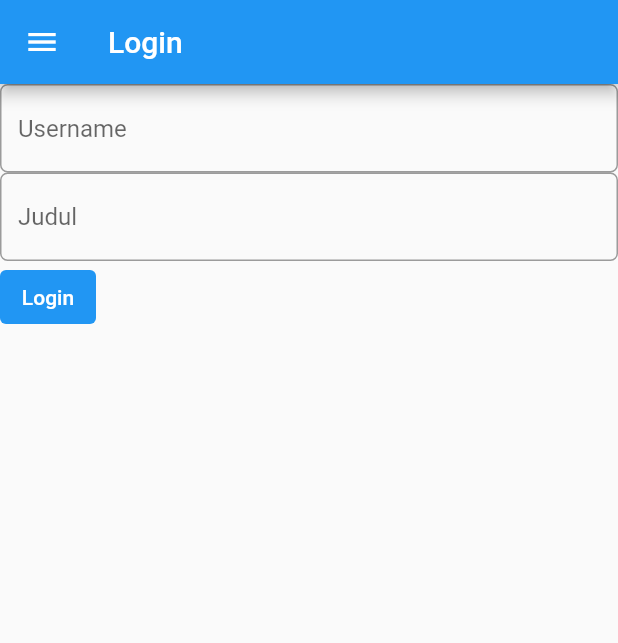
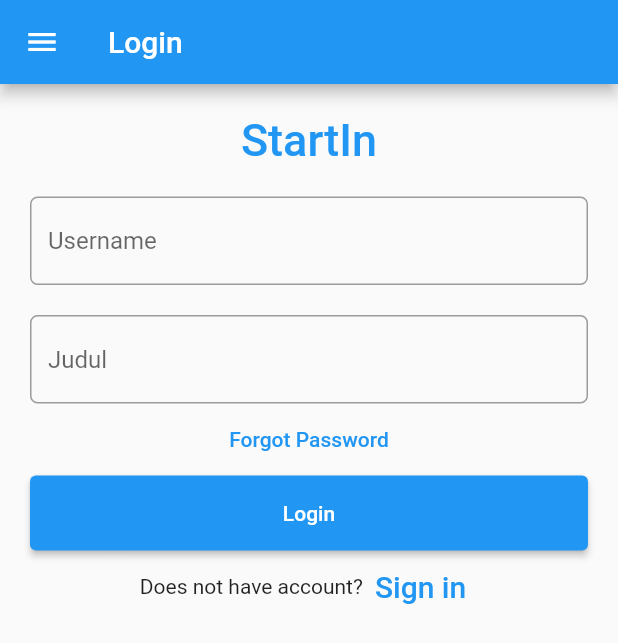
Before and after one commit to Insta-x/start-in-mobile, a Flutter app: the LoginPage screen opened directly, on a phone screen of 412 x 824 dp. Shown: the top 643 px of the screen. Run offline on Flutter 3.47's test engine with Material 2 defaults, Android fonts, the phone set to English and light mode, and no system bars; missing offline and left inert: pbp_django_auth.

Commit message:
revamp style

```diff
--- a/lib/pages/authentication/login.dart
+++ b/lib/pages/authentication/login.dart
@@ -1,6 +1,7 @@
 import 'package:flutter/material.dart';
 import 'package:provider/provider.dart';
 import 'package:pbp_django_auth/pbp_django_auth.dart';
+import 'package:start_in_mobile/pages/authentication/register.dart';
 import 'package:start_in_mobile/pages/home.dart';
 import 'package:start_in_mobile/widgets/drawer.dart';
 import 'package:start_in_mobile/queries/auth_login.dart';
@@ -33,13 +34,26 @@ class _LoginPageState extends State<LoginPage> {
           title: Text('Login'),
         ),
         drawer: AppDrawer(),
-      body: Form(
+        body: Padding(
+            padding: const EdgeInsets.all(10),
+            child: Form(
                 key: _loginFormKey,
-        child: SingleChildScrollView(
-          child: Column(
-            crossAxisAlignment: CrossAxisAlignment.start,
-            children: [
-              TextFormField(
+                child: ListView(
+                  children: <Widget>[
+                    Container(
+                        alignment: Alignment.center,
+                        padding: const EdgeInsets.all(10),
+                        child: const Text(
+                          'StartIn',
+                          style: TextStyle(
+                              color: Colors.blue,
+                              fontWeight: FontWeight.w500,
+                              fontSize: 30),
+                        )),
+
+                    Container(
+                      padding: const EdgeInsets.all(10),
+                      child: TextFormField(
                         decoration: InputDecoration(
                           hintText: "Username",
                           // Menambahkan circular border agar lebih rapi
@@ -62,12 +76,15 @@ class _LoginPageState extends State<LoginPage> {
                         // Validator sebagai validasi form
                         validator: (String? value) {
                           if (value == null || value.isEmpty) {
-                    return 'Judul tidak boleh kosong!';
+                            return 'username tidak boleh kosong';
                           }
                           return null;
                         },
                       ),
-              TextFormField(
+                    ),
+                    Container(
+                      padding: const EdgeInsets.fromLTRB(10, 10, 10, 0),
+                      child: TextFormField(
                         decoration: InputDecoration(
                           hintText: "Judul",
                           // Menambahkan circular border agar lebih rapi
@@ -90,32 +107,55 @@ class _LoginPageState extends State<LoginPage> {
                         // Validator sebagai validasi form
                         validator: (String? value) {
                           if (value == null || value.isEmpty) {
-                    return 'Judul tidak boleh kosong!';
+                            return 'password tidak boleh kosong!';
                           }
                           return null;
                         },
                       ),
+                    ),
                     TextButton(
-                style: ButtonStyle(
-                  backgroundColor: MaterialStateProperty.all(Colors.blue),
+                      onPressed: () {
+                        //forgot password screen
+                      },
+                      child: const Text(
+                        'Forgot Password',
                       ),
+                    ),
+                    Container(
+                        height: 50,
+                        padding: const EdgeInsets.fromLTRB(10, 0, 10, 0),
+                        child: ElevatedButton(
+                          child: const Text('Login'),
                           onPressed: () async {
                             if (_loginFormKey.currentState!.validate()) {
-                    if( await login(request, username, password1)){
-                        Navigator.pushReplacement(context,
-                        MaterialPageRoute(builder: (context) => const MyHomePage()));
+                              if (await login(request, username, password1)) {
+                                Navigator.pushReplacement(
+                                    context,
+                                    MaterialPageRoute(
+                                        builder: (context) =>
+                                            const MyHomePage()));
                               }
                             }
                           },
+                        )),
+                    Row(
+                      mainAxisAlignment: MainAxisAlignment.center,
+                      children: <Widget>[
+                        const Text('Does not have account?'),
+                        TextButton(
                           child: const Text(
-                  "Login",
-                  style: TextStyle(color: Colors.white),
+                            'Sign in',
+                            style: TextStyle(fontSize: 20),
                           ),
+                          onPressed: () {
+                            Navigator.push(context, MaterialPageRoute(builder: (context) => const RegisterPage()));
+                          },
+                        )
+                      ],
                     ),
                   ],
-          ),
-        ),
-      ),
+                )))
+
         );
   }
 }
```
Lines whose indentation alone changed are shown as unchanged.
